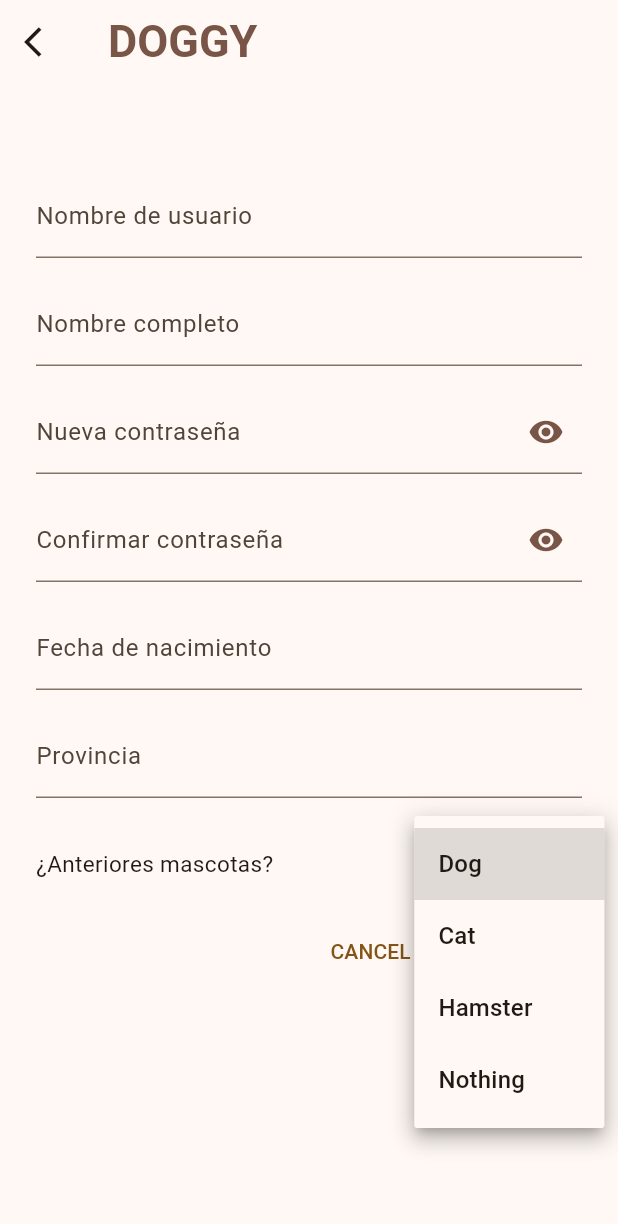
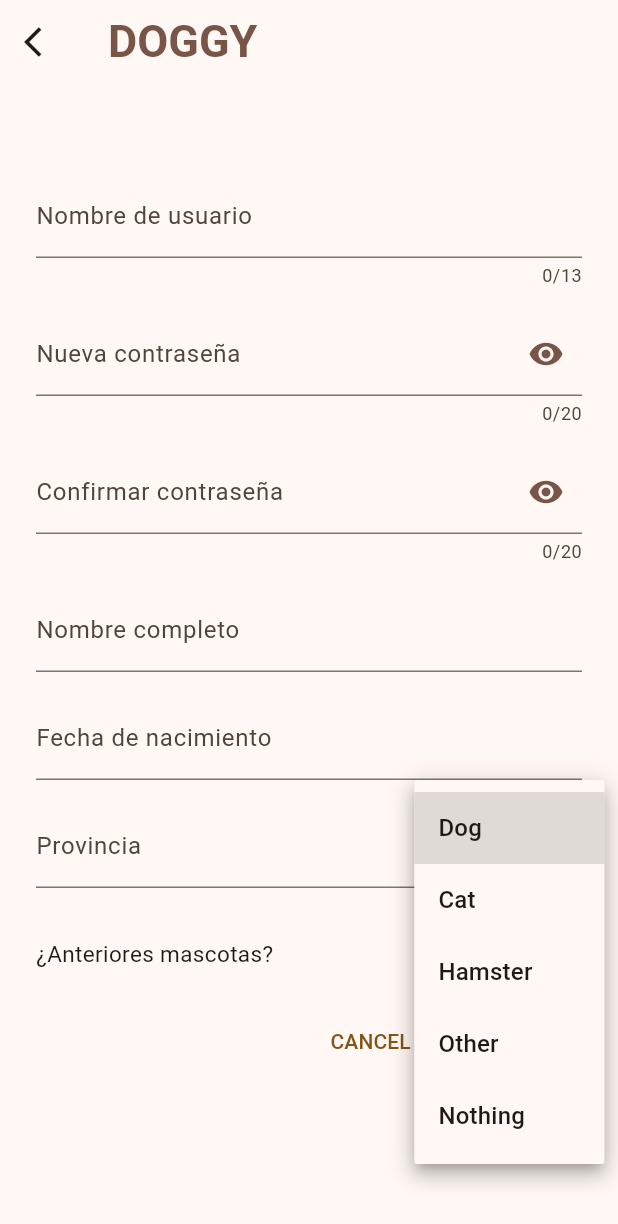
Before and after one commit to saandrsm/puppy_match, a Flutter app: the RegisterPage screen opened by its route, after a tap on "Dog", on a phone screen of 412 x 824 dp. Shown: the top 1224 px of the screen. Run offline on Flutter 3.47's test engine with Material 2 defaults, Android fonts, the phone set to English and light mode, and no system bars; our stand-ins replace dropdown_textfield; network calls fail.

Commit message:
ultimos retoques

```diff
--- a/lib/supplemental/home.dart
+++ b/lib/supplemental/home.dart
@@ -65,7 +65,7 @@ class _HomePageState extends State<HomePage>{
 
   final TextEditingController _searchController = TextEditingController();  //controlador de texto de barra de búsqueda
 
-  Widget customSearchBar = const Text('WELCOME');
+  Widget customSearchBar = const Text('Welcome');
   Icon customIcon = const Icon(Icons.search);
 
   @override
--- a/lib/supplemental/login.dart
+++ b/lib/supplemental/login.dart
@@ -9,8 +9,8 @@ class LoginPage extends StatefulWidget {
 
 class _LoginPageState extends State<LoginPage>{
 
+  //metodo para visibilizar e invisibilizar texto (contraseñas)
   bool _isVisible = true;
-
   void _toggleVisible(){
     setState(() {
       if(_isVisible) {
@@ -22,6 +22,8 @@ class _LoginPageState extends State<LoginPage>{
   }
 
   bool shouldPop = true;  //vueltra atrás activada
+
+  //contrtoladores de texto de TextFields
   final TextEditingController _usernameController = TextEditingController();
   final TextEditingController _passwordController = TextEditingController();
 
@@ -147,6 +149,7 @@ showAlertDialog(BuildContext context) {
   );
 }
 
+//metodo aparte para visibilizar e invisibilizar contraseñas pero impide controlar el texto del TextField
 
 // class PasswordVisible extends StatefulWidget {
 //   const PasswordVisible({super.key});
--- a/lib/supplemental/register.dart
+++ b/lib/supplemental/register.dart
@@ -11,17 +11,19 @@ class RegisterPage extends StatefulWidget {
 
 
 class _RegisterPageState extends State<RegisterPage> {
+  //controladores de texto de TextFields
   final TextEditingController _usernameController = TextEditingController();
   final TextEditingController _newPasswordController = TextEditingController();
   final TextEditingController _nameController = TextEditingController();
   final TextEditingController _confPasswordController = TextEditingController();
   final TextEditingController _dateController = TextEditingController();
   final TextEditingController _provController = TextEditingController();
+
   //bool shouldPop = true;
-  String dropdownValue = 'Dog';
 
+  String dropdownValue = 'Dog'; //item por defecto en lista de DropDownButton de mascotas
+ //metodo para visibilizar e invisibilizar texto (contraseñas)
   bool _isVisible = true;
-
   void _toggleVisible(){
     setState(() {
       if(_isVisible) {
@@ -74,6 +76,7 @@ class _RegisterPageState extends State<RegisterPage> {
             // ),
             const SizedBox(height: 30.0),
             TextFormField(
+              maxLength: 13,
               controller: _usernameController,
               decoration: const InputDecoration(
                 filled: false,
@@ -82,14 +85,7 @@ class _RegisterPageState extends State<RegisterPage> {
             ),
             const SizedBox(height: 16.0),
             TextFormField(
-              controller: _nameController,
-              decoration: const InputDecoration(
-                filled: false,
-                labelText: 'Nombre completo',
-              ),
-            ),
-            const SizedBox(height: 16.0),
-            TextFormField(
+              maxLength: 20,
               decoration: InputDecoration(
                 filled: false,
                 labelText: 'Nueva contraseña',
@@ -109,6 +105,7 @@ class _RegisterPageState extends State<RegisterPage> {
             ),
             const SizedBox(height: 16.0),
             TextFormField(
+              maxLength: 20,
               decoration: InputDecoration(
                 filled: false,
                 labelText: 'Confirmar contraseña',
@@ -125,6 +122,14 @@ class _RegisterPageState extends State<RegisterPage> {
               ),
               obscureText: _isVisible,
               controller: _confPasswordController,
+            ),
+            const SizedBox(height: 16.0),
+            TextFormField(
+              controller: _nameController,
+              decoration: const InputDecoration(
+                filled: false,
+                labelText: 'Nombre completo',
+              ),
             ),
             const SizedBox(height: 16.0),
             TextFormField(
@@ -154,7 +159,7 @@ class _RegisterPageState extends State<RegisterPage> {
                 const SizedBox(width: 110),
                 DropdownButton(
                   value: dropdownValue,
-                  items: <String>['Dog', 'Cat', 'Hamster', 'Nothing']
+                  items: <String>['Dog', 'Cat', 'Hamster', 'Other', 'Nothing']
                       .map<DropdownMenuItem<String>>((String value) {
                     return DropdownMenuItem<String>(
                       value: value,
```
